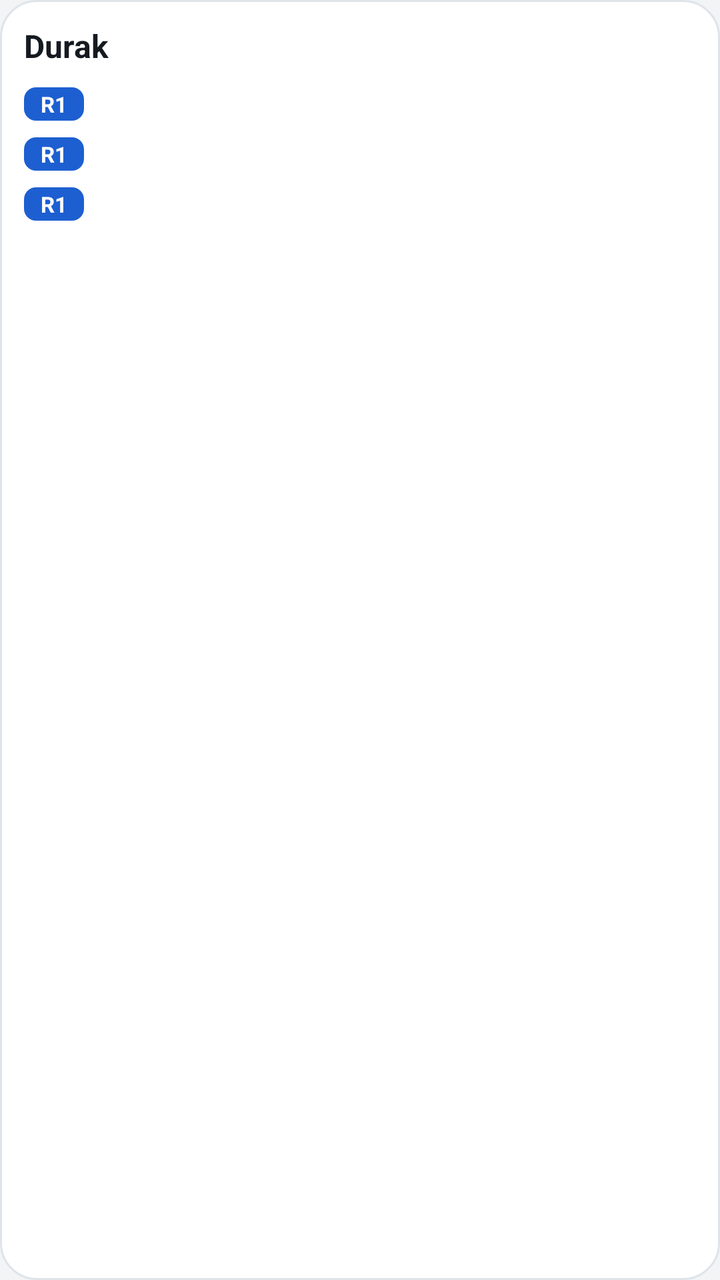
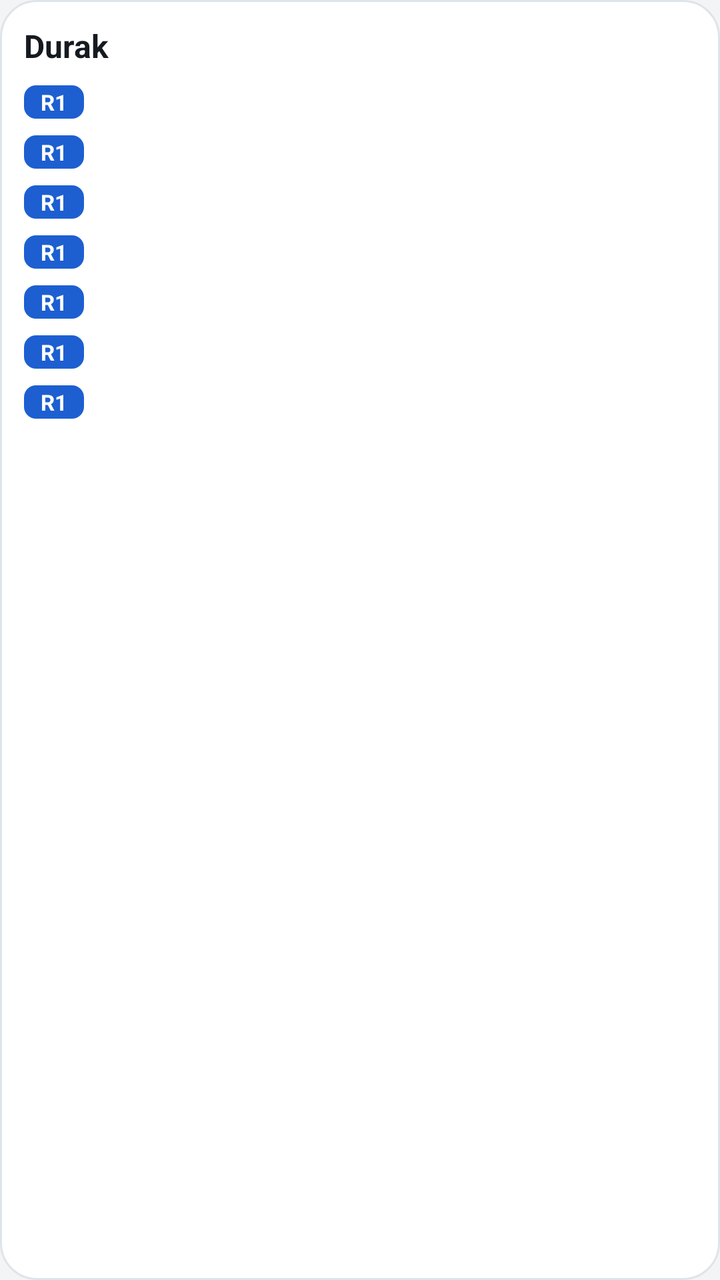

Screens rendered from an Android XML layout before and after an edit, with the pre-edit source and the edit as a unified diff.
<!-- AndroidManifest.xml: application theme AppTheme -->
<!-- res/layout/ring_widget.xml -->
<?xml version="1.0" encoding="utf-8"?>
<LinearLayout xmlns:android="http://schemas.android.com/apk/res/android"
    android:id="@+id/root"
    android:layout_width="match_parent"
    android:layout_height="match_parent"
    android:orientation="vertical"
    android:background="@drawable/widget_bg"
    android:padding="12dp">

    <LinearLayout
        android:layout_width="match_parent"
        android:layout_height="wrap_content"
        android:orientation="horizontal"
        android:baselineAligned="true"
        android:paddingBottom="6dp">

        <TextView
            android:id="@+id/stop"
            android:layout_width="0dp"
            android:layout_height="wrap_content"
            android:layout_weight="1"
            android:singleLine="true"
            android:ellipsize="end"
            android:textSize="16sp"
            android:textStyle="bold"
            android:textColor="@color/widget_ink"
            android:text="Durak" />

        <TextView
            android:id="@+id/day"
            android:layout_width="wrap_content"
            android:layout_height="wrap_content"
            android:layout_marginStart="6dp"
            android:singleLine="true"
            android:textSize="11sp"
            android:textColor="@color/widget_muted"
            android:text="" />
    </LinearLayout>

    <LinearLayout
        android:id="@+id/row1"
        android:layout_width="match_parent"
        android:layout_height="wrap_content"
        android:orientation="horizontal"
        android:gravity="center_vertical"
        android:paddingTop="3dp"
        android:paddingBottom="3dp">

        <TextView
            android:id="@+id/badge1"
            android:layout_width="wrap_content"
            android:layout_height="wrap_content"
            android:minWidth="30dp"
            android:gravity="center"
            android:paddingLeft="5dp"
            android:paddingRight="5dp"
            android:paddingTop="1dp"
            android:paddingBottom="1dp"
            android:background="@drawable/badge_r1"
            android:textSize="11sp"
            android:textStyle="bold"
            android:textColor="#FFFFFF"
            android:text="R1" />

        <TextView
            android:id="@+id/dir1"
            android:layout_width="0dp"
            android:layout_height="wrap_content"
            android:layout_weight="1"
            android:layout_marginStart="8dp"
            android:singleLine="true"
            android:ellipsize="end"
            android:textSize="13sp"
            android:textColor="@color/widget_ink" />

        <TextView
            android:id="@+id/clock1"
            android:layout_width="wrap_content"
            android:layout_height="wrap_content"
            android:layout_marginStart="6dp"
            android:singleLine="true"
            android:textSize="11sp"
            android:textColor="@color/widget_muted" />

        <TextView
            android:id="@+id/min1"
            android:layout_width="wrap_content"
            android:layout_height="wrap_content"
            android:layout_marginStart="8dp"
            android:minWidth="46dp"
            android:gravity="end"
            android:singleLine="true"
            android:textSize="14sp"
            android:textStyle="bold"
            android:textColor="@color/widget_ink" />
    </LinearLayout>

    <LinearLayout
        android:id="@+id/row2"
        android:layout_width="match_parent"
        android:layout_height="wrap_content"
        android:orientation="horizontal"
        android:gravity="center_vertical"
        android:paddingTop="3dp"
        android:paddingBottom="3dp">

        <TextView
            android:id="@+id/badge2"
            android:layout_width="wrap_content"
            android:layout_height="wrap_content"
            android:minWidth="30dp"
            android:gravity="center"
            android:paddingLeft="5dp"
            android:paddingRight="5dp"
            android:paddingTop="1dp"
            android:paddingBottom="1dp"
            android:background="@drawable/badge_r1"
            android:textSize="11sp"
            android:textStyle="bold"
            android:textColor="#FFFFFF"
            android:text="R1" />

        <TextView
            android:id="@+id/dir2"
            android:layout_width="0dp"
            android:layout_height="wrap_content"
            android:layout_weight="1"
            android:layout_marginStart="8dp"
            android:singleLine="true"
            android:ellipsize="end"
            android:textSize="13sp"
            android:textColor="@color/widget_ink" />

        <TextView
            android:id="@+id/clock2"
            android:layout_width="wrap_content"
            android:layout_height="wrap_content"
            android:layout_marginStart="6dp"
            android:singleLine="true"
            android:textSize="11sp"
            android:textColor="@color/widget_muted" />

        <TextView
            android:id="@+id/min2"
            android:layout_width="wrap_content"
            android:layout_height="wrap_content"
            android:layout_marginStart="8dp"
            android:minWidth="46dp"
            android:gravity="end"
            android:singleLine="true"
            android:textSize="14sp"
            android:textStyle="bold"
            android:textColor="@color/widget_ink" />
    </LinearLayout>

    <LinearLayout
        android:id="@+id/row3"
        android:layout_width="match_parent"
        android:layout_height="wrap_content"
        android:orientation="horizontal"
        android:gravity="center_vertical"
        android:paddingTop="3dp"
        android:paddingBottom="3dp">

        <TextView
            android:id="@+id/badge3"
            android:layout_width="wrap_content"
            android:layout_height="wrap_content"
            android:minWidth="30dp"
            android:gravity="center"
            android:paddingLeft="5dp"
            android:paddingRight="5dp"
            android:paddingTop="1dp"
            android:paddingBottom="1dp"
            android:background="@drawable/badge_r1"
            android:textSize="11sp"
            android:textStyle="bold"
            android:textColor="#FFFFFF"
            android:text="R1" />

        <TextView
            android:id="@+id/dir3"
            android:layout_width="0dp"
            android:layout_height="wrap_content"
            android:layout_weight="1"
            android:layout_marginStart="8dp"
            android:singleLine="true"
            android:ellipsize="end"
            android:textSize="13sp"
            android:textColor="@color/widget_ink" />

        <TextView
            android:id="@+id/clock3"
            android:layout_width="wrap_content"
            android:layout_height="wrap_content"
            android:layout_marginStart="6dp"
            android:singleLine="true"
            android:textSize="11sp"
            android:textColor="@color/widget_muted" />

        <TextView
            android:id="@+id/min3"
            android:layout_width="wrap_content"
            android:layout_height="wrap_content"
            android:layout_marginStart="8dp"
            android:minWidth="46dp"
            android:gravity="end"
            android:singleLine="true"
            android:textSize="14sp"
            android:textStyle="bold"
            android:textColor="@color/widget_ink" />
    </LinearLayout>

    <TextView
        android:id="@+id/empty"
        android:layout_width="match_parent"
        android:layout_height="wrap_content"
        android:paddingTop="4dp"
        android:textSize="12sp"
        android:textColor="@color/widget_muted"
        android:visibility="gone" />
</LinearLayout>
<!-- resources referenced by this layout -->
<resources>
  <color name="widget_ink">#151A21</color>
  <color name="widget_muted">#66707C</color>
  <!-- drawable badge_r1 (drawable) -->
  <?xml version="1.0" encoding="utf-8"?>
  <shape xmlns:android="http://schemas.android.com/apk/res/android" android:shape="rectangle">
      <solid android:color="@color/r1" />
      <corners android:radius="6dp" />
  </shape>
  <!-- drawable widget_bg (drawable) -->
  <?xml version="1.0" encoding="utf-8"?>
  <shape xmlns:android="http://schemas.android.com/apk/res/android" android:shape="rectangle">
      <solid android:color="@color/widget_bg" />
      <corners android:radius="18dp" />
      <stroke android:width="1dp" android:color="@color/widget_line" />
  </shape>
  <style name="AppTheme" parent="@android:style/Theme.Material.Light.NoActionBar">
          <item name="android:statusBarColor">#F2F4F6</item>
          <item name="android:windowLightStatusBar">true</item>
          <item name="android:navigationBarColor">#F2F4F6</item>
          <item name="android:windowBackground">#F2F4F6</item>
      </style>
  <color name="r1">#1D5FD1</color>
  <color name="widget_bg">#FFFFFF</color>
  <color name="widget_line">#DFE4EA</color>
</resources>

<!-- the commit's change to res/layout/ring_widget.xml (unified diff, before → after) -->
@@ -12,7 +12,7 @@
         android:layout_height="wrap_content"
         android:orientation="horizontal"
         android:baselineAligned="true"
-        android:paddingBottom="6dp">
+        android:paddingBottom="5dp">
 
         <TextView
             android:id="@+id/stop"
@@ -200,6 +200,238 @@
 
         <TextView
             android:id="@+id/min3"
+            android:layout_width="wrap_content"
+            android:layout_height="wrap_content"
+            android:layout_marginStart="8dp"
+            android:minWidth="46dp"
+            android:gravity="end"
+            android:singleLine="true"
+            android:textSize="14sp"
+            android:textStyle="bold"
+            android:textColor="@color/widget_ink" />
+    </LinearLayout>
+
+    <LinearLayout
+        android:id="@+id/row4"
+        android:layout_width="match_parent"
+        android:layout_height="wrap_content"
+        android:orientation="horizontal"
+        android:gravity="center_vertical"
+        android:paddingTop="3dp"
+        android:paddingBottom="3dp">
+
+        <TextView
+            android:id="@+id/badge4"
+            android:layout_width="wrap_content"
+            android:layout_height="wrap_content"
+            android:minWidth="30dp"
+            android:gravity="center"
+            android:paddingLeft="5dp"
+            android:paddingRight="5dp"
+            android:paddingTop="1dp"
+            android:paddingBottom="1dp"
+            android:background="@drawable/badge_r1"
+            android:textSize="11sp"
+            android:textStyle="bold"
+            android:textColor="#FFFFFF"
+            android:text="R1" />
+
+        <TextView
+            android:id="@+id/dir4"
+            android:layout_width="0dp"
+            android:layout_height="wrap_content"
+            android:layout_weight="1"
+            android:layout_marginStart="8dp"
+            android:singleLine="true"
+            android:ellipsize="end"
+            android:textSize="13sp"
+            android:textColor="@color/widget_ink" />
+
+        <TextView
+            android:id="@+id/clock4"
+            android:layout_width="wrap_content"
+            android:layout_height="wrap_content"
+            android:layout_marginStart="6dp"
+            android:singleLine="true"
+            android:textSize="11sp"
+            android:textColor="@color/widget_muted" />
+
+        <TextView
+            android:id="@+id/min4"
+            android:layout_width="wrap_content"
+            android:layout_height="wrap_content"
+            android:layout_marginStart="8dp"
+            android:minWidth="46dp"
+            android:gravity="end"
+            android:singleLine="true"
+            android:textSize="14sp"
+            android:textStyle="bold"
+            android:textColor="@color/widget_ink" />
+    </LinearLayout>
+
+    <LinearLayout
+        android:id="@+id/row5"
+        android:layout_width="match_parent"
+        android:layout_height="wrap_content"
+        android:orientation="horizontal"
+        android:gravity="center_vertical"
+        android:paddingTop="3dp"
+        android:paddingBottom="3dp">
+
+        <TextView
+            android:id="@+id/badge5"
+            android:layout_width="wrap_content"
+            android:layout_height="wrap_content"
+            android:minWidth="30dp"
+            android:gravity="center"
+            android:paddingLeft="5dp"
+            android:paddingRight="5dp"
+            android:paddingTop="1dp"
+            android:paddingBottom="1dp"
+            android:background="@drawable/badge_r1"
+            android:textSize="11sp"
+            android:textStyle="bold"
+            android:textColor="#FFFFFF"
+            android:text="R1" />
+
+        <TextView
+            android:id="@+id/dir5"
+            android:layout_width="0dp"
+            android:layout_height="wrap_content"
+            android:layout_weight="1"
+            android:layout_marginStart="8dp"
+            android:singleLine="true"
+            android:ellipsize="end"
+            android:textSize="13sp"
+            android:textColor="@color/widget_ink" />
+
+        <TextView
+            android:id="@+id/clock5"
+            android:layout_width="wrap_content"
+            android:layout_height="wrap_content"
+            android:layout_marginStart="6dp"
+            android:singleLine="true"
+            android:textSize="11sp"
+            android:textColor="@color/widget_muted" />
+
+        <TextView
+            android:id="@+id/min5"
+            android:layout_width="wrap_content"
+            android:layout_height="wrap_content"
+            android:layout_marginStart="8dp"
+            android:minWidth="46dp"
+            android:gravity="end"
+            android:singleLine="true"
+            android:textSize="14sp"
+            android:textStyle="bold"
+            android:textColor="@color/widget_ink" />
+    </LinearLayout>
+
+    <LinearLayout
+        android:id="@+id/row6"
+        android:layout_width="match_parent"
+        android:layout_height="wrap_content"
+        android:orientation="horizontal"
+        android:gravity="center_vertical"
+        android:paddingTop="3dp"
+        android:paddingBottom="3dp">
+
+        <TextView
+            android:id="@+id/badge6"
+            android:layout_width="wrap_content"
+            android:layout_height="wrap_content"
+            android:minWidth="30dp"
+            android:gravity="center"
+            android:paddingLeft="5dp"
+            android:paddingRight="5dp"
+            android:paddingTop="1dp"
+            android:paddingBottom="1dp"
+            android:background="@drawable/badge_r1"
+            android:textSize="11sp"
+            android:textStyle="bold"
+            android:textColor="#FFFFFF"
+            android:text="R1" />
+
+        <TextView
+            android:id="@+id/dir6"
+            android:layout_width="0dp"
+            android:layout_height="wrap_content"
+            android:layout_weight="1"
+            android:layout_marginStart="8dp"
+            android:singleLine="true"
+            android:ellipsize="end"
+            android:textSize="13sp"
+            android:textColor="@color/widget_ink" />
+
+        <TextView
+            android:id="@+id/clock6"
+            android:layout_width="wrap_content"
+            android:layout_height="wrap_content"
+            android:layout_marginStart="6dp"
+            android:singleLine="true"
+            android:textSize="11sp"
+            android:textColor="@color/widget_muted" />
+
+        <TextView
+            android:id="@+id/min6"
+            android:layout_width="wrap_content"
+            android:layout_height="wrap_content"
+            android:layout_marginStart="8dp"
+            android:minWidth="46dp"
+            android:gravity="end"
+            android:singleLine="true"
+            android:textSize="14sp"
+            android:textStyle="bold"
+            android:textColor="@color/widget_ink" />
+    </LinearLayout>
+
+    <LinearLayout
+        android:id="@+id/row7"
+        android:layout_width="match_parent"
+        android:layout_height="wrap_content"
+        android:orientation="horizontal"
+        android:gravity="center_vertical"
+        android:paddingTop="3dp"
+        android:paddingBottom="3dp">
+
+        <TextView
+            android:id="@+id/badge7"
+            android:layout_width="wrap_content"
+            android:layout_height="wrap_content"
+            android:minWidth="30dp"
+            android:gravity="center"
+            android:paddingLeft="5dp"
+            android:paddingRight="5dp"
+            android:paddingTop="1dp"
+            android:paddingBottom="1dp"
+            android:background="@drawable/badge_r1"
+            android:textSize="11sp"
+            android:textStyle="bold"
+            android:textColor="#FFFFFF"
+            android:text="R1" />
+
+        <TextView
+            android:id="@+id/dir7"
+            android:layout_width="0dp"
+            android:layout_height="wrap_content"
+            android:layout_weight="1"
+            android:layout_marginStart="8dp"
+            android:singleLine="true"
+            android:ellipsize="end"
+            android:textSize="13sp"
+            android:textColor="@color/widget_ink" />
+
+        <TextView
+            android:id="@+id/clock7"
+            android:layout_width="wrap_content"
+            android:layout_height="wrap_content"
+            android:layout_marginStart="6dp"
+            android:singleLine="true"
+            android:textSize="11sp"
+            android:textColor="@color/widget_muted" />
+
+        <TextView
+            android:id="@+id/min7"
             android:layout_width="wrap_content"
             android:layout_height="wrap_content"
             android:layout_marginStart="8dp"
